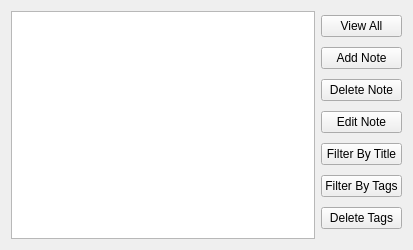
Qt form NoteKeeperWithGUI/NoteKeeperWithGUI.ui (AHB99/note-keeper-with-gui) before a commit.
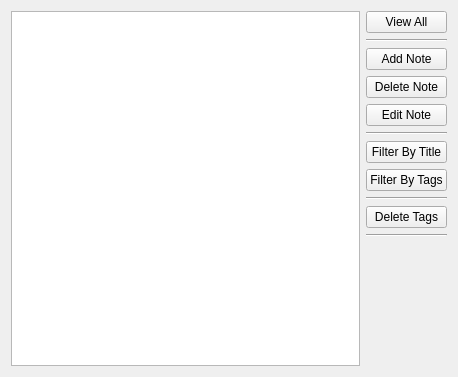
The same form after that commit.

What changed in the file:
```diff
--- a/NoteKeeperWithGUI/NoteKeeperWithGUI.ui
+++ b/NoteKeeperWithGUI/NoteKeeperWithGUI.ui
@@ -6,8 +6,8 @@
    <rect>
     <x>0</x>
     <y>0</y>
-    <width>413</width>
-    <height>250</height>
+    <width>458</width>
+    <height>377</height>
    </rect>
   </property>
   <property name="windowTitle">
@@ -28,6 +28,13 @@
          </property>
         </widget>
        </item>
+       <item>
+        <widget class="Line" name="line">
+         <property name="orientation">
+          <enum>Qt::Horizontal</enum>
+         </property>
+        </widget>
+       </item>
        <item>
         <widget class="QPushButton" name="addNoteButton">
          <property name="text">
@@ -49,6 +56,13 @@
          </property>
         </widget>
        </item>
+       <item>
+        <widget class="Line" name="line_2">
+         <property name="orientation">
+          <enum>Qt::Horizontal</enum>
+         </property>
+        </widget>
+       </item>
        <item>
         <widget class="QPushButton" name="filterByTitleButton">
          <property name="text">
@@ -63,6 +77,13 @@
          </property>
         </widget>
        </item>
+       <item>
+        <widget class="Line" name="line_3">
+         <property name="orientation">
+          <enum>Qt::Horizontal</enum>
+         </property>
+        </widget>
+       </item>
        <item>
         <widget class="QPushButton" name="deleteTagsButton">
          <property name="text">
@@ -70,6 +91,26 @@
          </property>
         </widget>
        </item>
+       <item>
+        <widget class="Line" name="line_4">
+         <property name="orientation">
+          <enum>Qt::Horizontal</enum>
+         </property>
+        </widget>
+       </item>
+       <item>
+        <spacer name="verticalSpacer">
+         <property name="orientation">
+          <enum>Qt::Vertical</enum>
+         </property>
+         <property name="sizeHint" stdset="0">
+          <size>
+           <width>20</width>
+           <height>40</height>
+          </size>
+         </property>
+        </spacer>
+       </item>
       </layout>
      </item>
     </layout>
```
